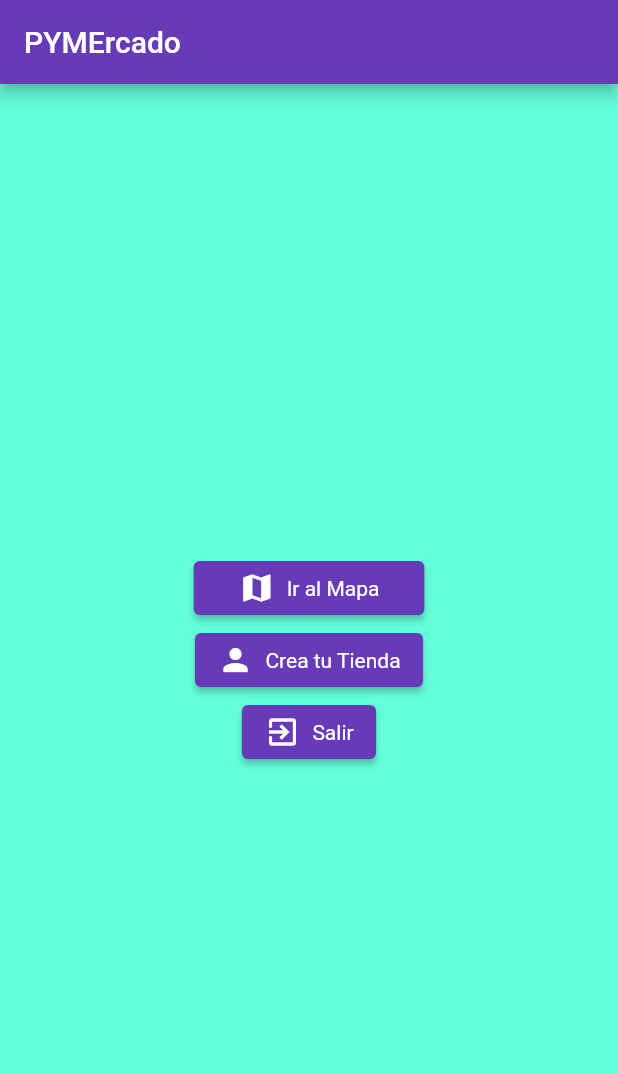
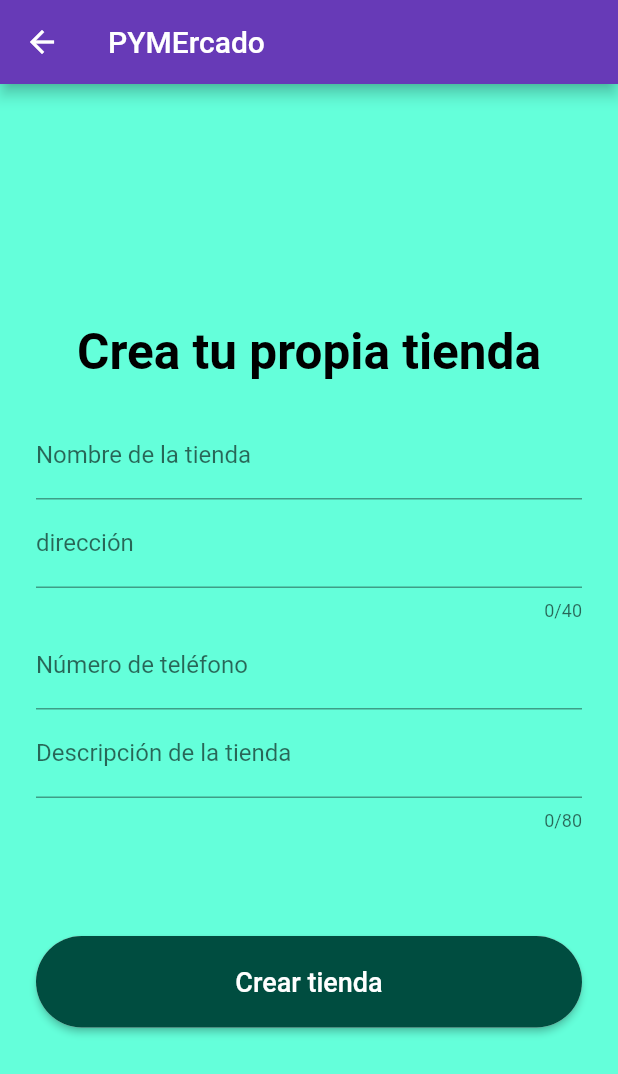
Before and after one commit to Andresiwis/pymercado_03, a Flutter app: the RedirectScreen screen opened directly, after a tap on "Crea tu Tienda", on a phone screen of 412 x 824 dp. Shown: the top 1074 px of the screen. Run offline on Flutter 3.47's test engine with Material 2 defaults, Android fonts, the phone set to English and light mode, and no system bars; our stand-ins replace cloud_firestore, firebase_auth, firebase_core, google_maps_flutter, simple_animations; missing offline and left inert: google_maps_webservice; accounts and stored records are empty.

Commit message:
listo el formulario para crear tienda

```diff
--- /dev/null
+++ b/lib/CreateShop.dart
@@ -0,0 +1,171 @@
+import 'package:flutter/cupertino.dart';
+import 'package:flutter/material.dart';
+
+//CreateShop
+class CreateShop extends StatefulWidget {
+  @override
+  State<StatefulWidget> createState() {
+    return CreateShopState();
+  }
+}
+
+class CreateShopState extends State<CreateShop> {
+  String _shopname;
+  String _direction;
+  String _phoneNumber;
+  String _description;
+
+
+  final GlobalKey<FormState> _formKey = GlobalKey<FormState>();
+
+  Widget _buildShopName() {
+    return TextFormField(
+      decoration: InputDecoration(labelText: 'Nombre de la tienda'),
+      validator: (String value) {
+        if (value.isEmpty) {
+          return 'Nombre es requerido';
+        }
+
+        return null;
+      },
+      onSaved: (String value) {
+        _shopname = value;
+      },
+    );
+  }
+
+  Widget _buildDirection() {
+    return TextFormField(
+      decoration: InputDecoration(labelText: 'dirección'),
+      maxLength: 40,
+      validator: (String value) {
+        if (value.isEmpty) {
+          return 'direccion es requerida';
+        }
+
+        /*if (!RegExp(
+            r"[a-z0-9!#$%&'*+/=?^_`{|}~-]+(?:\.[a-z0-9!#$%&'*+/=?^_`{|}~-]+)*@(?:[a-z0-9](?:[a-z0-9-]*[a-z0-9])?\.)+[a-z0-9](?:[a-z0-9-]*[a-z0-9])?")
+            .hasMatch(value)) {
+          return 'Please enter a valid email Address';
+        }*/
+
+        return null;
+      },
+      onSaved: (String value) {
+        _direction = value;
+      },
+    );
+  }
+
+
+  Widget _buildPhoneNumber() {
+    return TextFormField(
+      decoration: InputDecoration(labelText: 'Número de teléfono'),
+      keyboardType: TextInputType.phone,
+      validator: (String value) {
+        if (value.isEmpty) {
+          return 'Número de teléfono es requerido';
+        }
+
+        return null;
+      },
+      onSaved: (String value) {
+        _phoneNumber = value;
+      },
+    );
+  }
+
+  Widget _buildDescription() {
+    return TextFormField(
+      decoration: InputDecoration(labelText: 'Descripción de la tienda'),
+      maxLength: 80,
+      validator: (String value) {
+        if (value.isEmpty) {
+          return 'Descripción de la tienda es requerido';
+        }
+
+        return null;
+      },
+      onSaved: (String value) {
+        _description = value;
+      },
+    );
+  }
+
+  @override
+  Widget build(BuildContext context) {
+    return Scaffold(
+      appBar: AppBar(
+        title: Text("PYMErcado"),
+      ),
+      backgroundColor: Colors.tealAccent,
+      body: Container(
+        margin: EdgeInsets.all(24),
+        child: Form(
+          key: _formKey,
+          child: Column(
+            mainAxisAlignment: MainAxisAlignment.center,
+            children: <Widget>[
+              Padding(padding: EdgeInsets.all(10)),
+              Text("Crea tu propia tienda", style: TextStyle(color: Colors.black, fontWeight: FontWeight.bold, fontSize: 33)),
+              SizedBox(
+                height: 20,
+              ),
+              _buildShopName(),
+              _buildDirection(),
+              _buildPhoneNumber(),
+              _buildDescription(),
+              SizedBox(height: 70),
+              RaisedButton(
+                onPressed: () {
+                  if (!_formKey.currentState.validate()) {
+                    return;
+                  }
+
+                  _formKey.currentState.save();
+
+                  print(_shopname);
+                  print(_direction);
+                  print(_phoneNumber);
+                  print(_description);
+
+                      },
+                  padding: const EdgeInsets.all(0),
+                      shape: RoundedRectangleBorder(
+                          borderRadius: BorderRadius.circular(80)
+                      ),
+                child: Container(
+                        decoration: BoxDecoration(
+                           borderRadius: BorderRadius.circular(80),
+                           color: Colors.teal[900]
+                        ),
+                        padding: const EdgeInsets.all(20),
+                          child: Center(
+                              child: Text("Crear tienda", style: TextStyle(color: Colors.white, fontSize: 18), ),
+                         ),
+                       ),
+              )
+            ],
+          ),
+        ),
+      ),
+    );
+  }
+}
+//RaisedButton(
+//                       onPressed: () {},
+//                       padding: const EdgeInsets.all(0),
+//                       shape: RoundedRectangleBorder(
+//                           borderRadius: BorderRadius.circular(80)
+//                       ),
+//                       child: Container(
+//                         decoration: BoxDecoration(
+//                             borderRadius: BorderRadius.circular(80),
+//                             color: Colors.teal[900]
+//                         ),
+//                         padding: const EdgeInsets.all(20),
+//                         child: Center(
+//                           child: Text("Crear tienda", style: TextStyle(color: Colors.white),),
+//                         ),
+//                       ),
+//                     ),
--- a/lib/LoginScreen.dart
+++ b/lib/LoginScreen.dart
@@ -28,7 +28,7 @@ class _LoginScreenState extends State<LoginScreen> {
         body: SingleChildScrollView(
             child: Form(
                 key: _formkey,
-            child: Column(
+              child: Column(
                 crossAxisAlignment: CrossAxisAlignment.start,
                 children: <Widget>[
                   Container(
--- a/lib/RedirectScreen.dart
+++ b/lib/RedirectScreen.dart
@@ -6,6 +6,7 @@ import 'package:firebase_core/firebase_core.dart';
 
 import 'package:pymercado_02/main.dart';
 import 'package:pymercado_02/deliveryscreen.dart';
+import 'package:pymercado_02/CreateShop.dart';
 
 class RedirectScreen extends StatefulWidget {
   final User user;
@@ -42,7 +43,7 @@ class _RedirectScreenState extends State<RedirectScreen> {
                 )
         )),
               FadeAnimation(1.4, ElevatedButton.icon(
-                  onPressed: () {},
+                  onPressed: () {Navigator.push(context, MaterialPageRoute(builder: (context) => CreateShop()),);},
                   label: Text("Crea tu Tienda"),
                   icon: Icon(Icons.person),
                   style: ElevatedButton.styleFrom(
```
